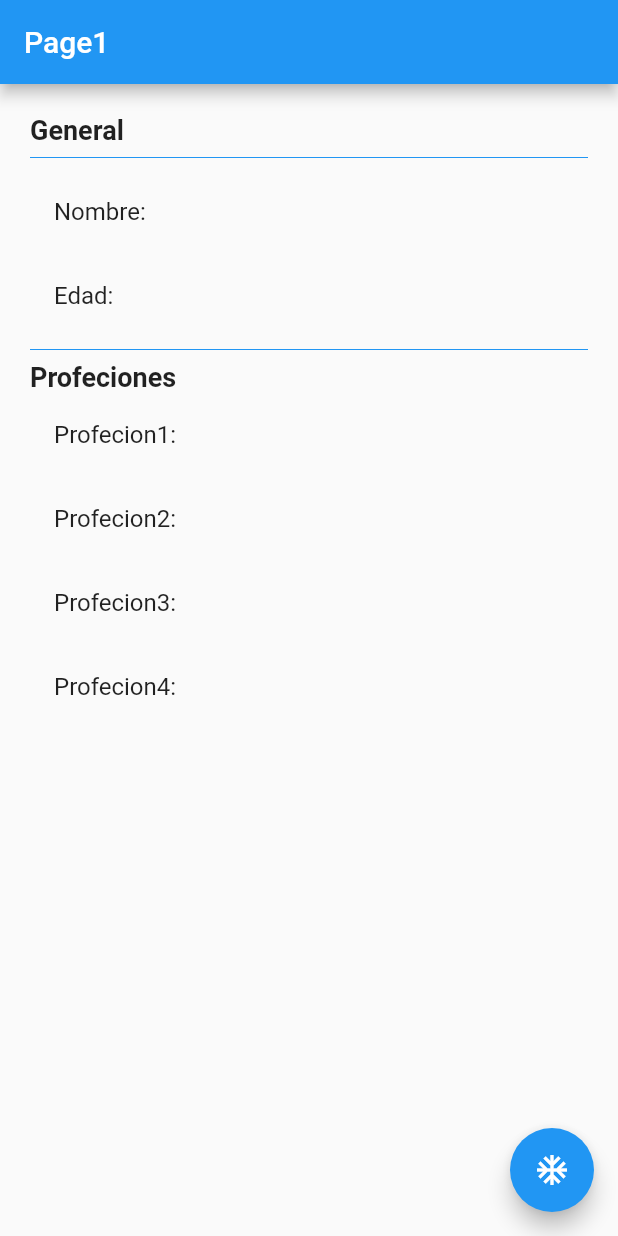
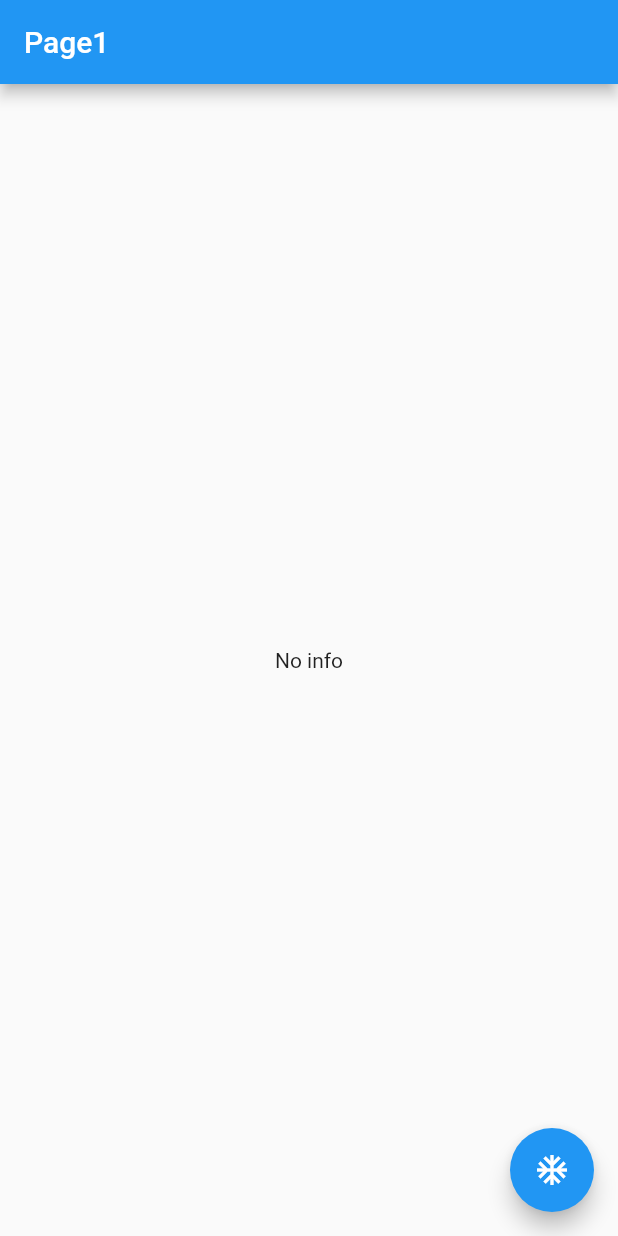
Before and after one commit to killua15/statate_test, a Flutter app: the screen it shows after launch, on a phone screen of 412 x 824 dp. Run offline on Flutter 3.47's test engine with Material 2 defaults, Android fonts, the phone set to English and light mode, and no system bars; our stand-ins replace get.

Commit message:
terminado getX muy Bueno

```diff
--- /dev/null
+++ b/lib/controllers/user_controller.dart
@@ -0,0 +1,18 @@
+import 'package:get/get.dart';
+import 'package:statate_test/models/user.dart';
+
+class UserController extends GetxController {
+  var existeUser = false.obs;
+  var user = new User().obs;
+
+  void loadUser(User pUser) {
+    this.user.value = pUser;
+    this.existeUser.value = true;
+  }
+
+  void changeAge(int age) {
+    this.user.update((val) {
+      val!.edad = age;
+    });
+  }
+}
--- a/lib/main.dart
+++ b/lib/main.dart
@@ -1,4 +1,5 @@
 import 'package:flutter/material.dart';
+import 'package:get/get.dart';
 import 'package:statate_test/pages/page1.dart';
 import 'package:statate_test/pages/page2.dart';
 
@@ -7,14 +8,18 @@ void main() => runApp(MyApp());
 class MyApp extends StatelessWidget {
   @override
   Widget build(BuildContext context) {
-    return MaterialApp(
+    return GetMaterialApp(
       debugShowCheckedModeBanner: false,
       title: 'Material App',
-      initialRoute: 'page1',
-      routes: {
-        'page1': (_) => Page1(),
-        'page2': (_) => Page2(),
-      },
+      initialRoute: '/page1',
+      // routes: {
+      //   'page1': (_) => Page1(),
+      //   'page2': (_) => Page2(),
+      // },
+      getPages: [
+        GetPage(name: '/page1', page: () => Page1()),
+        GetPage(name: '/page2', page: () => Page2()),
+      ],
     );
   }
 }
--- a/lib/models/user.dart
+++ b/lib/models/user.dart
@@ -1,9 +1,16 @@
 import 'package:flutter/material.dart';
 
 class User {
-  String nombre;
-  int edad;
+  String? nombre;
+  int? edad;
   List<String> profeciones;
 
-  User({required this.nombre, required this.edad, required this.profeciones});
+  User({this.nombre, this.edad, this.profeciones = const []});
+
+  User copyWith({String? nombre, int? edad, List<String>? profecion}) {
+    return User(
+        nombre: nombre ?? this.nombre,
+        edad: edad ?? this.edad,
+        profeciones: profeciones ?? this.profeciones);
+  }
 }
--- a/lib/pages/page1.dart
+++ b/lib/pages/page1.dart
@@ -1,25 +1,51 @@
 import 'package:flutter/cupertino.dart';
 import 'package:flutter/material.dart';
+import 'package:get/get.dart';
+import 'package:statate_test/controllers/user_controller.dart';
+import 'package:statate_test/models/user.dart';
+import 'package:statate_test/pages/page2.dart';
 
 class Page1 extends StatelessWidget {
   @override
   Widget build(BuildContext context) {
+    final userCrtl = Get.put(UserController());
+
     return Scaffold(
       appBar: AppBar(
         title: Text("Page1"),
       ),
-      body: InformationUser(),
+      // body: userCrtl.existeUser.isTrue ? InformationUser() : NoInfo(),
+      body: Obx(() => userCrtl.existeUser.value
+          ? InformationUser(
+              user: userCrtl.user.value,
+            )
+          : NoInfo()),
       floatingActionButton: FloatingActionButton(
         child: Icon(Icons.ac_unit),
         onPressed: () {
-          Navigator.pushNamed(context, 'page2');
+          //Navigator.pushNamed(context, 'page2');
+          Get.to(() => Page2());
         },
       ),
     );
   }
 }
 
+class NoInfo extends StatelessWidget {
+  @override
+  Widget build(BuildContext context) {
+    return Container(
+      child: Center(
+        child: Text('No info'),
+      ),
+    );
+  }
+}
+
 class InformationUser extends StatelessWidget {
+  final User user;
+
+  const InformationUser({required this.user}) : super();
   @override
   Widget build(BuildContext context) {
     return Container(
@@ -34,8 +60,8 @@ class InformationUser extends StatelessWidget {
         Divider(
           color: Colors.blue,
         ),
-        ListTile(title: Text("Nombre: ")),
-        ListTile(title: Text("Edad: ")),
+        ListTile(title: Text("Nombre: ${user.nombre}")),
+        ListTile(title: Text("Edad: ${user.edad}")),
         Divider(
           color: Colors.blue,
         ),
@@ -43,10 +69,11 @@ class InformationUser extends StatelessWidget {
           "Profeciones",
           style: TextStyle(fontWeight: FontWeight.bold, fontSize: 18),
         ),
-        ListTile(title: Text("Profecion1: ")),
-        ListTile(title: Text("Profecion2: ")),
-        ListTile(title: Text("Profecion3: ")),
-        ListTile(title: Text("Profecion4: ")),
+        ...user.profeciones
+            .map((e) => ListTile(
+                  title: Text(e),
+                ))
+            .toList()
       ]),
     );
   }
--- a/pubspec.yaml
+++ b/pubspec.yaml
@@ -3,7 +3,7 @@ description: A new Flutter project.
 
 # The following line prevents the package from being accidentally published to
 # pub.dev using `pub publish`. This is preferred for private packages.
-publish_to: 'none' # Remove this line if you wish to publish to pub.dev
+publish_to: "none" # Remove this line if you wish to publish to pub.dev
 
 # The following defines the version and build number for your application.
 # A version number is three numbers separated by dots, like 1.2.43
@@ -24,10 +24,10 @@ dependencies:
   flutter:
     sdk: flutter
 
-
   # The following adds the Cupertino Icons font to your application.
   # Use with the CupertinoIcons class for iOS style icons.
   cupertino_icons: ^1.0.2
+  get: ^4.3.8
 
 dev_dependencies:
   flutter_test:
@@ -38,7 +38,6 @@ dev_dependencies:
 
 # The following section is specific to Flutter.
 flutter:
-
   # The following line ensures that the Material Icons font is
   # included with your application, so that you can use the icons in
   # the material Icons class.
```
Also changed, not shown: lib/pages/page2.dart (+11 -2 lines), pubspec.lock.
